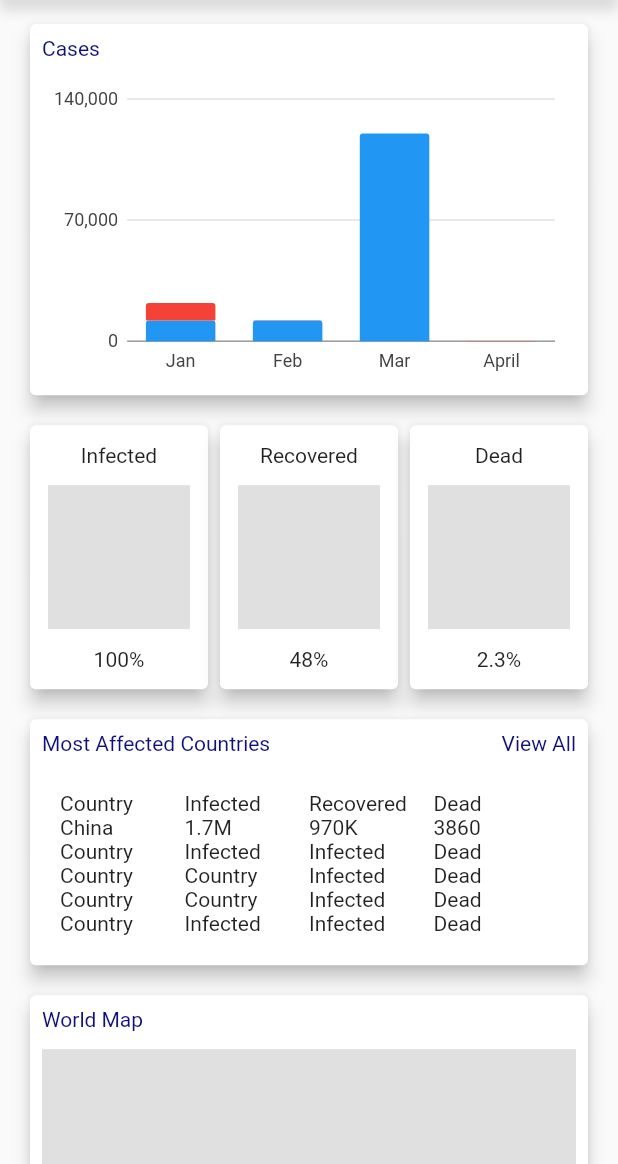
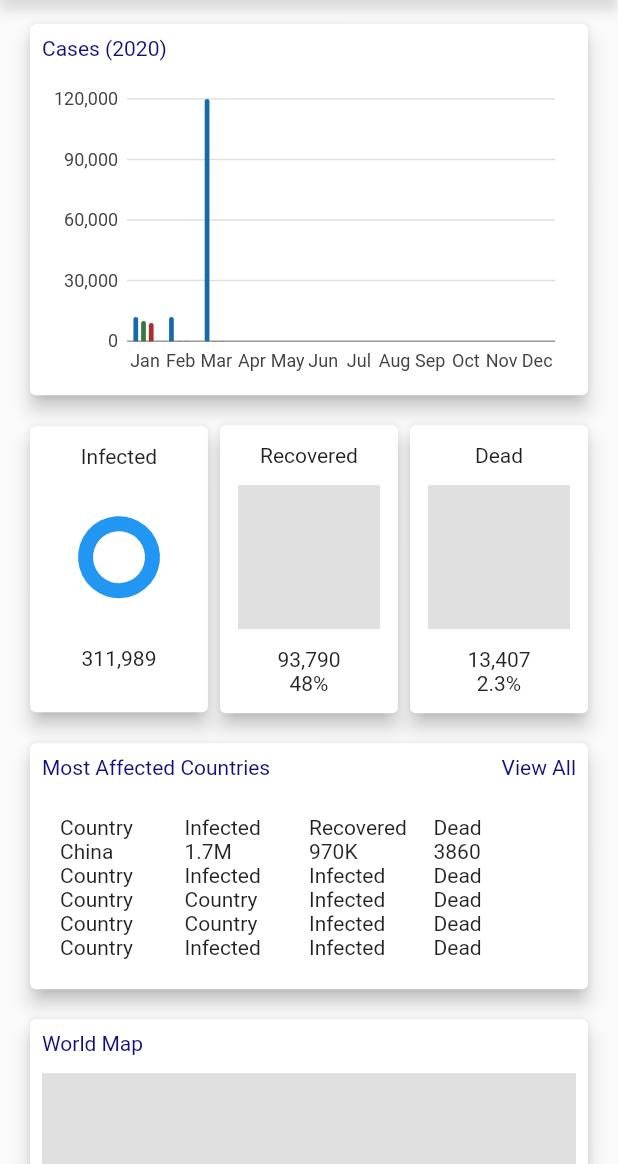
Before and after one commit to r0b0tt/covid19-app-flutter, a Flutter app: the screen it shows after launch, on a phone screen of 412 x 824 dp, the part 72-1236 px from its top. Run offline on Flutter 3.47's test engine with Material 2 defaults, Android fonts, the phone set to English and light mode, and no system bars; our stand-ins replace charts_flutter, flutter_icons.

Commit message:
feat/added a gauge chart

```diff
--- a/lib/cases_bar_chart.dart
+++ b/lib/cases_bar_chart.dart
@@ -1,3 +1,4 @@
+import 'package:covid19/resources/app_colors.dart';
 import 'package:flutter/material.dart';
 import 'package:charts_flutter/flutter.dart' as charts;
 
@@ -16,37 +17,60 @@ class CasesBarChart extends StatelessWidget {
     );
   }
 
-
   @override
   Widget build(BuildContext context) {
     return new charts.BarChart(
       seriesList,
       animate: animate,
-      barGroupingType: charts.BarGroupingType.stacked,
+      barGroupingType: charts.BarGroupingType.grouped,
     );
   }
 
   /// Create series list with multiple series
   static List<charts.Series<VirusData, String>> _createSampleData() {
-    final desktoppeopleData = [
+    final infectedPeopleData = [
       new VirusData("Jan", 12000),
       new VirusData("Feb", 12000),
       new VirusData("Mar", 120000),
-      new VirusData("April", 0)
+      new VirusData("Apr", 0),
+      new VirusData("May", 0),
+      new VirusData("Jun", 0),
+      new VirusData("Jul", 0),
+      new VirusData("Aug", 0),
+      new VirusData("Sep", 0),
+      new VirusData("Oct", 0),
+      new VirusData("Nov", 0),
+      new VirusData("Dec", 0),
     ];
 
-    final tablepeopleData = [
+    final recoveredPeopleData = [
       new VirusData('Jan', 10000),
       new VirusData('Feb', 50),
       new VirusData('Mar', 10),
-      new VirusData('April', 20),
+      new VirusData("Apr", 0),
+      new VirusData("May", 0),
+      new VirusData("Jun", 0),
+      new VirusData("Jul", 0),
+      new VirusData("Aug", 0),
+      new VirusData("Sep", 0),
+      new VirusData("Oct", 0),
+      new VirusData("Nov", 0),
+      new VirusData("Dec", 0),
     ];
 
-    final mobilepeopleData = [
-      new VirusData('Jan', 10),
+    final deadPeopleData = [
+      new VirusData('Jan', 9000),
       new VirusData('Feb', 15),
       new VirusData('Mar', 50),
-      new VirusData('April', 45),
+      new VirusData("Apr", 0),
+      new VirusData("May", 0),
+      new VirusData("Jun", 0),
+      new VirusData("Jul", 0),
+      new VirusData("Aug", 0),
+      new VirusData("Sep", 0),
+      new VirusData("Oct", 0),
+      new VirusData("Nov", 0),
+      new VirusData("Dec", 0),
     ];
 
     return [
@@ -54,19 +78,25 @@ class CasesBarChart extends StatelessWidget {
         id: 'Desktop',
         domainFn: (VirusData people, _) => people.month,
         measureFn: (VirusData people, _) => people.people,
-        data: desktoppeopleData,
+        data: infectedPeopleData,
+        colorFn: (_, __) => charts.MaterialPalette.blue.shadeDefault,
+        fillColorFn: (_, __) => charts.MaterialPalette.blue.shadeDefault.darker,
       ),
       new charts.Series<VirusData, String>(
         id: 'Tablet',
         domainFn: (VirusData people, _) => people.month,
         measureFn: (VirusData people, _) => people.people,
-        data: tablepeopleData,
+        data: recoveredPeopleData,
+        colorFn: (_, __) => charts.MaterialPalette.green.shadeDefault,
+        fillColorFn: (_, __) => charts.MaterialPalette.green.shadeDefault.darker,
       ),
       new charts.Series<VirusData, String>(
         id: 'Mobile',
         domainFn: (VirusData people, _) => people.month,
         measureFn: (VirusData people, _) => people.people,
-        data: mobilepeopleData,
+        data: deadPeopleData,
+        colorFn: (_, __) => charts.MaterialPalette.green.shadeDefault,
+        fillColorFn: (_, __) => charts.MaterialPalette.red.shadeDefault.darker,
       ),
     ];
   }
--- a/lib/main.dart
+++ b/lib/main.dart
@@ -1,5 +1,6 @@
 import 'package:covid19/cases_bar_chart.dart';
 import 'package:covid19/resources/app_colors.dart';
+import 'package:covid19/resources/cases_gauge_chart.dart';
 import 'package:flutter/material.dart';
 import 'package:flutter_icons/flutter_icons.dart';
 
@@ -78,7 +79,7 @@ class Home extends StatelessWidget {
                       crossAxisAlignment: CrossAxisAlignment.start,
                       children: <Widget>[
                         Text(
-                            "Cases",
+                            "Cases (2020)",
                             style: TextStyle(
                               color: AppColors.BLUE,
                               fontSize: 14
@@ -114,12 +115,13 @@ class Home extends StatelessWidget {
                                 "Infected",
                               ),
                               SizedBox(height: 12),
-                              Container(
-                                height: 96,
-                                color: Colors.black12
+                              AspectRatio(
+                                aspectRatio: 1,
+                                child: GaugeChart.withSampleData(),
                               ),
                               SizedBox(height: 12),
-                              Text("100%")
+                              Text("311,989"),
+                              Text(""),
                             ],
                           )
                         ),
@@ -140,7 +142,8 @@ class Home extends StatelessWidget {
                                 color: Colors.black12
                               ),
                               SizedBox(height: 12),
-                              Text("48%")
+                              Text("93,790"),
+                              Text("48%"),
                             ],
                           )
                         ),
@@ -162,7 +165,8 @@ class Home extends StatelessWidget {
                                 color: Colors.black12
                               ),
                               SizedBox(height: 12),
-                              Text("2.3%")
+                              Text("13,407"),
+                              Text("2.3%"),
                             ],
                           )
                         ),
--- /dev/null
+++ b/lib/resources/cases_gauge_chart.dart
@@ -0,0 +1,59 @@
+import 'dart:math';
+
+import 'package:flutter/material.dart';
+import 'package:charts_flutter/flutter.dart' as charts;
+
+class GaugeChart extends StatelessWidget {
+  final List<charts.Series> seriesList;
+  final bool animate;
+  final String type;
+
+  GaugeChart(this.seriesList, {this.type, this.animate});
+
+  /// Creates a [PieChart] with sample data and no transition.
+  factory GaugeChart.withSampleData() {
+    return new GaugeChart(
+      _createSampleData(),
+      type:"infections",
+      // Disable animations for image tests.
+      animate: true,
+    );
+  }
+
+
+  @override
+  Widget build(BuildContext context) {
+    return new charts.PieChart(seriesList,
+        animate: animate,
+        // Configure the width of the pie slices to 30px. The remaining space in
+        // the chart will be left as a hole in the center. Adjust the start
+        // angle and the arc length of the pie so it resembles a gauge.
+        defaultRenderer: new charts.ArcRendererConfig(
+            arcWidth: 10, startAngle: 8 / 5 * pi, arcLength: 2*pi));
+  }
+
+  /// Create one series with sample hard coded data.
+  static List<charts.Series<GaugeSegment, String>> _createSampleData() {
+    final data = [
+      new GaugeSegment('People', 75),
+    ];
+
+    return [
+      new charts.Series<GaugeSegment, String>(
+        id: 'Segments',
+        domainFn: (GaugeSegment segment, _) => segment.segment,
+        measureFn: (GaugeSegment segment, _) => segment.size,
+        data: data,
+        colorFn: (_, __) => charts.MaterialPalette.blue.shadeDefault
+      )
+    ];
+  }
+}
+
+/// Sample data type.
+class GaugeSegment {
+  final String segment;
+  final int size;
+
+  GaugeSegment(this.segment, this.size);
+}
```
